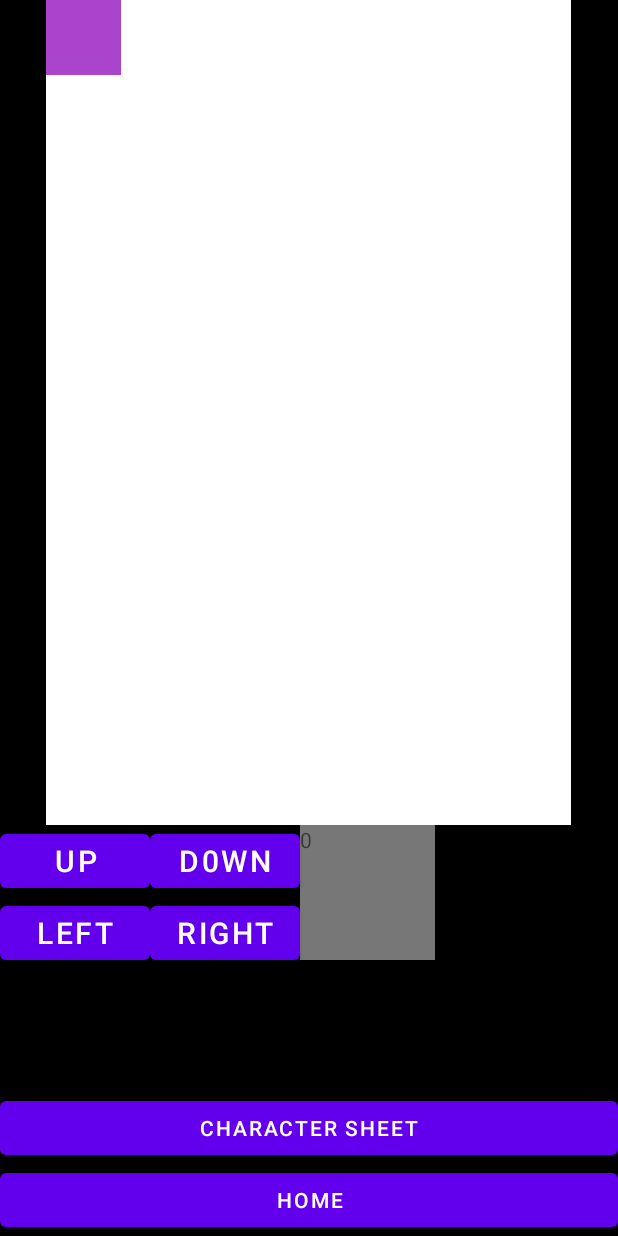
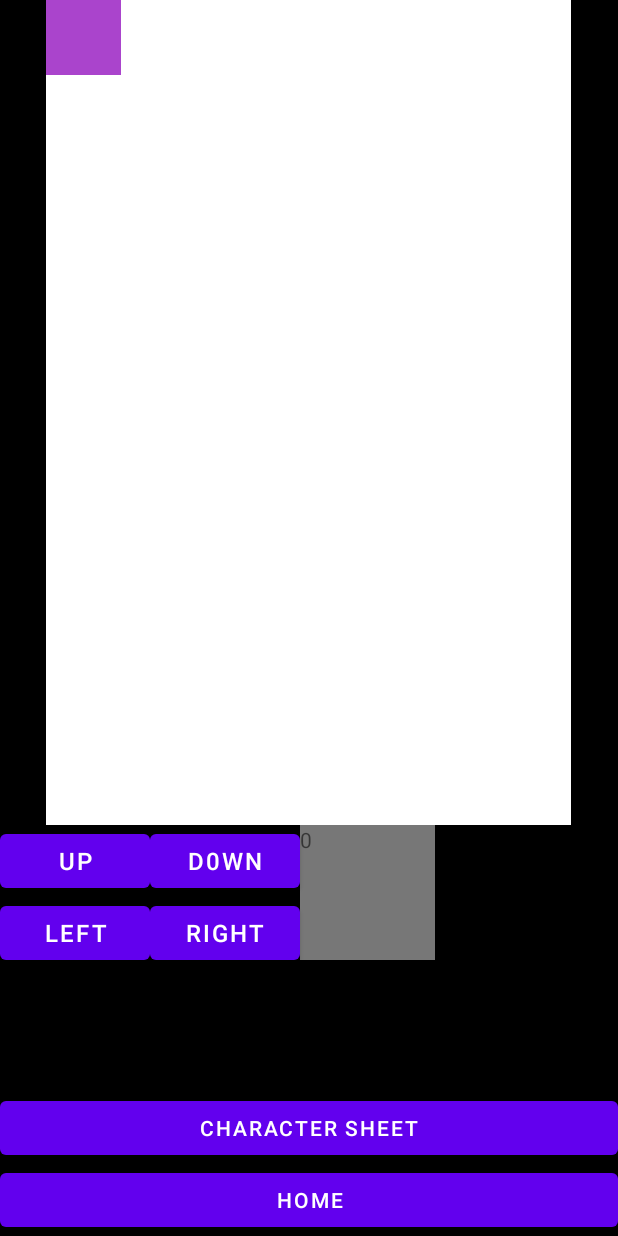
Before and after one commit to wkpescherine/Projects-2022, an Android app: the Dungeon screen opened directly, with no data from a screen before it, on a phone screen of 412 x 824 dp. Run offline under Robolectric (Android 15) with nearby library versions, the phone set to English and light mode, and no system bars.

Commit message:
Update to Dungeon UI

```diff
--- a/app/src/main/java/com/example/ascension/Dungeon.java
+++ b/app/src/main/java/com/example/ascension/Dungeon.java
@@ -74,4 +74,8 @@ public class Dungeon extends AppCompatActivity {
     }
 
     public void startDungeon(){}
+
+    public void clickCharSheet(View v){
+
+    }
 }
--- a/app/src/main/res/layout/activity_dungeon.xml
+++ b/app/src/main/res/layout/activity_dungeon.xml
@@ -39,7 +39,7 @@
         <Button
             android:layout_width="100dp"
             android:layout_height="wrap_content"
-            android:textSize="20dp"
+            android:textSize="16dp"
             android:text="UP"
             android:id="@+id/upbutton"
             android:onClick="moveUp"/>
@@ -51,12 +51,12 @@
             android:layout_toRightOf="@id/upbutton"
             android:onClick="moveDown"
             android:text="D0WN"
-            android:textSize="20dp" />
+            android:textSize="16dp" />
 
         <Button
             android:layout_width="100dp"
             android:layout_height="wrap_content"
-            android:textSize="20dp"
+            android:textSize="16dp"
             android:text="LEFT"
             android:layout_below="@id/upbutton"
             android:id="@+id/leftbutton"
@@ -70,7 +70,7 @@
             android:layout_below="@id/downbutton"
             android:onClick="moveRight"
             android:text="RIGHT"
-            android:textSize="20dp" />
+            android:textSize="16dp" />
         <TextView
             android:layout_toRightOf="@id/downbutton"
             android:layout_width="90dp"
@@ -83,7 +83,8 @@
     <Button
         android:layout_width="match_parent"
         android:layout_height="wrap_content"
-        android:text="Character Sheet"/>
+        android:text="Character Sheet"
+        android:onClick="clickCharSheet"/>
 
     <Button
         android:layout_width="match_parent"
```
